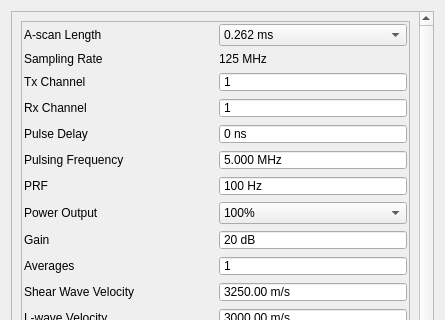
Before: the Qt Designer form tsettings.ui in SDJoeKing/Tubers_GUI, drawn with Qt 5; both pictures show x 0 to 445 and y 0 to 320 of the 445 by 899 pixel window.
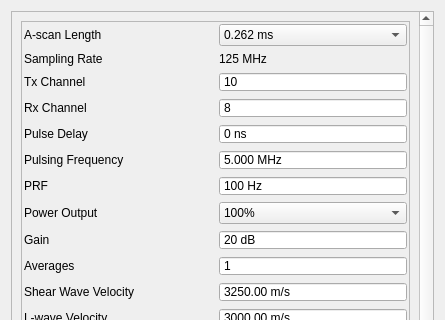
After: the same form once the commit is applied.

The edit to the form file:
```diff
--- a/tsettings.ui
+++ b/tsettings.ui
@@ -40,7 +40,7 @@
         <x>0</x>
         <y>0</y>
         <width>411</width>
-        <height>1104</height>
+        <height>1101</height>
        </rect>
       </property>
       <layout class="QVBoxLayout" name="verticalLayout_6">
@@ -185,7 +185,7 @@
              <number>16</number>
             </property>
             <property name="value">
-             <number>1</number>
+             <number>8</number>
             </property>
            </widget>
           </item>
@@ -270,7 +270,7 @@
              <number>16</number>
             </property>
             <property name="value">
-             <number>1</number>
+             <number>10</number>
             </property>
            </widget>
           </item>
```
